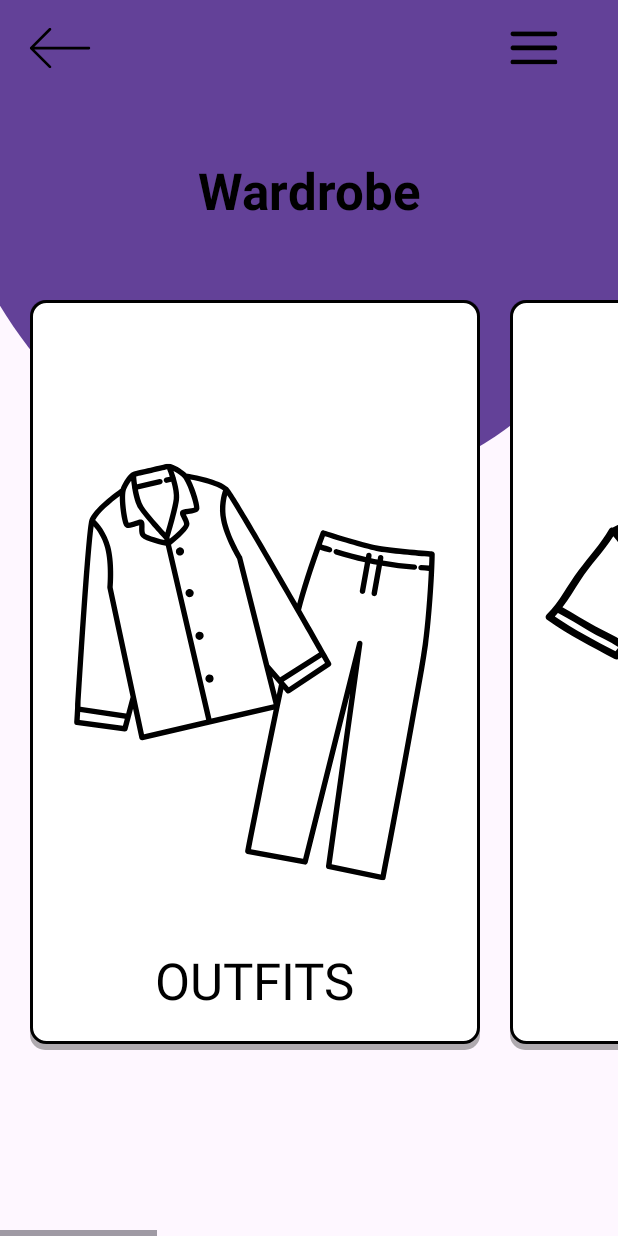
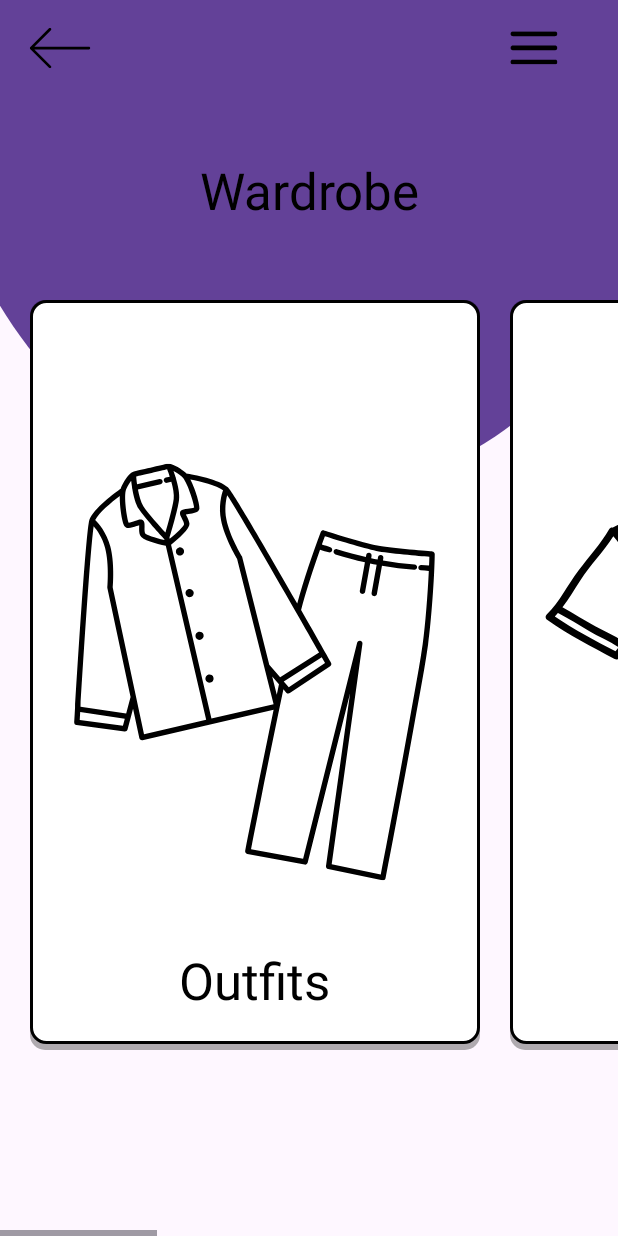
Before and after one commit to KatiePurser/cs4084-group_14, an Android app: the WardrobeActivity screen opened directly, with no data from a screen before it, on a phone screen of 412 x 824 dp. Run offline under Robolectric (Android 15) with nearby library versions, the phone set to English and light mode, and no system bars.

Commit message:
Text styling

```diff
--- a/app/src/main/res/layout/activity_wardrobe.xml
+++ b/app/src/main/res/layout/activity_wardrobe.xml
@@ -20,7 +20,6 @@
         android:text="Wardrobe"
         android:textAppearance="@style/TextAppearance.AppCompat.Display1"
         android:textColor="@color/black"
-        android:textStyle="bold"
         android:textAlignment="center"
         android:layout_marginTop="40dp"
         app:layout_constraintEnd_toEndOf="parent"
@@ -64,7 +63,7 @@
                 <TextView
                     android:layout_width="wrap_content"
                     android:layout_height="wrap_content"
-                    android:text="OUTFITS"
+                    android:text="Outfits"
                     android:textAlignment="center"
                     android:textAppearance="@style/TextAppearance.AppCompat.Display1"
                     android:textColor="@color/black"
@@ -93,7 +92,7 @@
                 <TextView
                     android:layout_width="wrap_content"
                     android:layout_height="wrap_content"
-                    android:text="TOPS"
+                    android:text="Tops"
                     android:textAlignment="center"
                     android:textAppearance="@style/TextAppearance.AppCompat.Display1"
                     android:textColor="@color/black"
@@ -123,7 +122,7 @@
                 <TextView
                     android:layout_width="wrap_content"
                     android:layout_height="wrap_content"
-                    android:text="BOTTOMS"
+                    android:text="Bottoms"
                     android:textAlignment="center"
                     android:textAppearance="@style/TextAppearance.AppCompat.Display1"
                     android:textColor="@color/black"
@@ -153,7 +152,7 @@
                 <TextView
                     android:layout_width="wrap_content"
                     android:layout_height="wrap_content"
-                    android:text="SHOES"
+                    android:text="Shoes"
                     android:textAlignment="center"
                     android:textAppearance="@style/TextAppearance.AppCompat.Display1"
                     android:textColor="@color/black"
@@ -183,7 +182,7 @@
                 <TextView
                     android:layout_width="wrap_content"
                     android:layout_height="wrap_content"
-                    android:text="ACCESSORIES"
+                    android:text="Accessories"
                     android:textAlignment="center"
                     android:textAppearance="@style/TextAppearance.AppCompat.Display1"
                     android:textColor="@color/black"
--- a/app/src/main/res/layout/activity_wardrobe_category.xml
+++ b/app/src/main/res/layout/activity_wardrobe_category.xml
@@ -22,6 +22,7 @@
         android:layout_height="wrap_content"
         android:textAppearance="@style/TextAppearance.AppCompat.Display1"
         android:textColor="@color/black"
+        android:textStyle="bold"
         android:textAlignment="center"
         android:layout_marginTop="16dp"
         app:layout_constraintEnd_toEndOf="parent"
@@ -82,7 +83,7 @@
         app:layout_constraintStart_toStartOf="parent"
         app:layout_constraintTop_toBottomOf="@id/add_container"
         app:layout_constraintBottom_toBottomOf="parent"
-        android:layout_marginTop="0dp">
+        android:layout_marginTop="20dp">
 
         <androidx.recyclerview.widget.RecyclerView
             android:layout_width="match_parent"
```
Also changed, not shown: app/src/main/java/com/example/fashionfriend/wardrobe/WardrobeCategoryActivity.java (+21 -3 lines).
